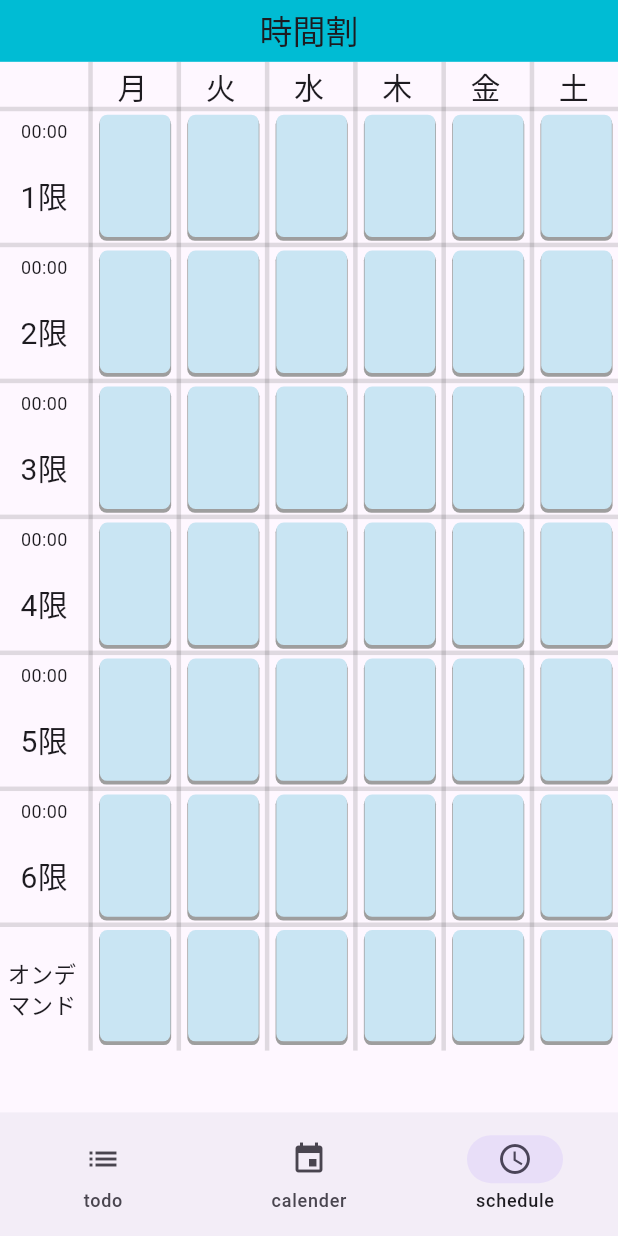
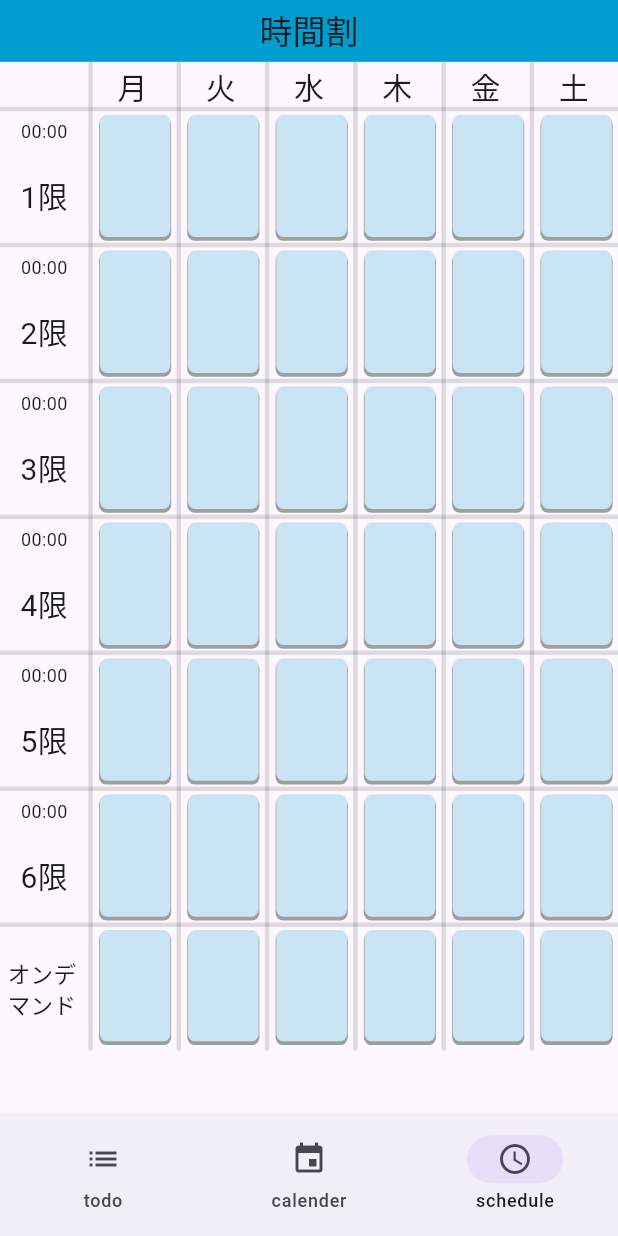
Before and after one commit to YutoSato1412/todo, a Flutter app: the screen it shows after launch, item 3 of the bottom bar chosen, on a phone screen of 412 x 824 dp. Run offline on Flutter 3.47's test engine with Material 3 defaults, Android fonts, the phone set to English and light mode, and no system bars; our stand-ins replace flutter_datetime_picker_plus, flutter_hooks, go_router, hooks_riverpod, shared_preferences.

Commit message:
appbarの共通化

```diff
--- a/lib/schedule/view/schedule.dart
+++ b/lib/schedule/view/schedule.dart
@@ -4,6 +4,7 @@ import 'package:hooks_riverpod/hooks_riverpod.dart';
 import 'package:todo/schedule/view/schedule_period.dart';
 import 'package:todo/schedule/view/schedule_classwork.dart';
 import 'package:shared_preferences/shared_preferences.dart';
+import 'package:todo/widget/base_appbar.dart';
 
 // 時間割全体を表すWidget
 class Calendar extends HookConsumerWidget {
@@ -20,13 +21,11 @@ class Calendar extends HookConsumerWidget {
     List<String> list = ['', '月', '火', '水', '木', '金', '土'];
 
     return Scaffold(
-        appBar: PreferredSize(
-            preferredSize: Size.fromHeight(deviceHeight / 20), // Appbarの高さ指定
-            child: AppBar(
-              centerTitle: true,
-              title: const Text('時間割'),
-              backgroundColor: Colors.cyan,
-              actions: [
+        appBar: BaseAppBar(
+          title: '時間割',
+          appBar: AppBar(),
+          customHeight: deviceHeight * 1 / 20,
+          widgets: [
             Visibility(
               visible: showDebugIcon,
               child: IconButton(
@@ -39,7 +38,7 @@ class Calendar extends HookConsumerWidget {
               ),
             )
           ],
-            )),
+        ),
         body: SingleChildScrollView(
           child: Column(
             children: [
--- a/lib/schedule/view/schedule_period.dart
+++ b/lib/schedule/view/schedule_period.dart
@@ -87,7 +87,7 @@ class PeriodWidget extends HookConsumerWidget {
                   style: const TextStyle(fontSize: 20.0),
                 )
               : Container(
-                  // 時限を表示
+                  // オンデマンド
                   margin: const EdgeInsets.all(5),
                   child: Text(
                     schedulePeriod,
--- a/lib/todo/view/todo.dart
+++ b/lib/todo/view/todo.dart
@@ -1,11 +1,14 @@
 import 'package:flutter/material.dart';
+import 'package:todo/widget/base_appbar.dart';
 
 class Todo extends StatelessWidget {
   const Todo({Key? key}) : super(key: key);
   @override
   Widget build(BuildContext context) {
-    return const Center(
-      child: Text('todoページ'),
-    );
+    return Scaffold(
+        appBar: BaseAppBar(
+      title: 'Settings',
+      appBar: AppBar(),
+    ));
   }
 }
--- /dev/null
+++ b/lib/widget/base_appbar.dart
@@ -0,0 +1,33 @@
+import 'package:flutter/material.dart';
+
+class BaseAppBar extends StatelessWidget implements PreferredSizeWidget {
+  final Color backgroundColor;
+  final String? title;
+  final AppBar appBar;
+  final List<Widget> widgets;
+  final double customHeight;
+
+  const BaseAppBar({
+    Key? key,
+    this.backgroundColor = const Color.fromARGB(255, 0, 157, 209),
+    this.title,
+    required this.appBar,
+    this.widgets = const [],
+    this.customHeight = 0.0,
+  })  : assert(customHeight >= 0.0),
+        super(key: key);
+
+  @override
+  Widget build(BuildContext context) {
+    return AppBar(
+      title: title != null ? Text(title!) : null,
+      backgroundColor: backgroundColor,
+      centerTitle: true,
+      actions: widgets.isNotEmpty ? widgets : appBar.actions,
+    );
+  }
+
+  @override
+  Size get preferredSize => Size.fromHeight(
+      customHeight > 0 ? customHeight : appBar.preferredSize.height);
+}
```
Lines whose indentation alone changed are shown as unchanged.
